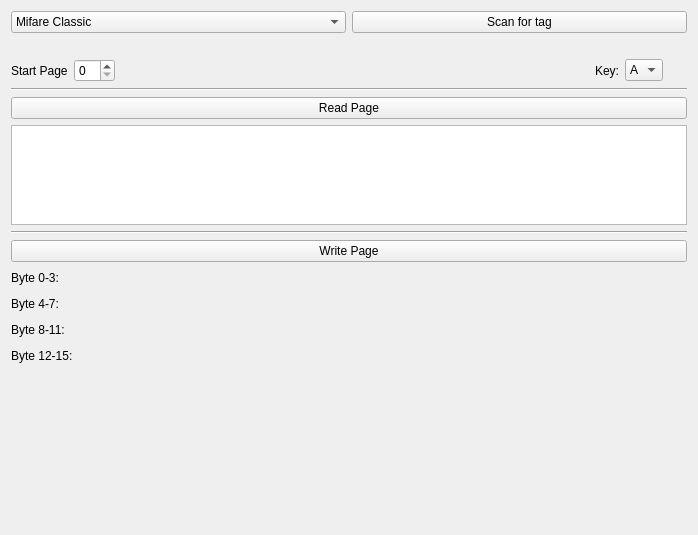
First picture: the form in src/brickv/plugin_system/plugins/nfc_rfid/ui/nfc_rfid.ui, repository Tinkerforge/brickv, before the edit.
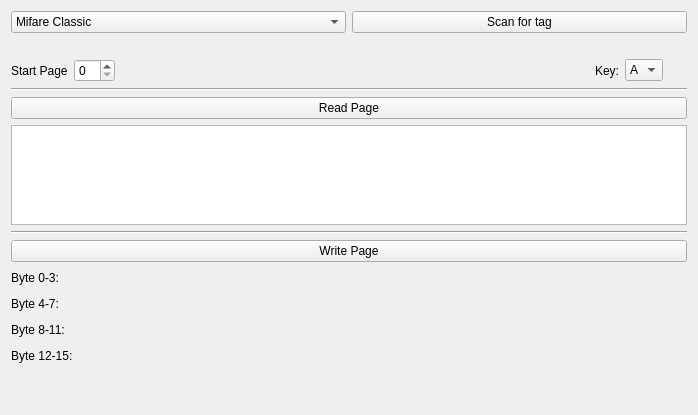
Second picture: the form after the edit.

Commit message: Set size hint height for bottom most spacer items to 0

The edit to the form file:
```diff
--- a/src/brickv/plugin_system/plugins/nfc_rfid/ui/nfc_rfid.ui
+++ b/src/brickv/plugin_system/plugins/nfc_rfid/ui/nfc_rfid.ui
@@ -7,7 +7,7 @@
     <x>0</x>
     <y>0</y>
     <width>698</width>
-    <height>535</height>
+    <height>415</height>
    </rect>
   </property>
   <property name="windowTitle">
@@ -280,7 +280,7 @@
      <property name="sizeHint" stdset="0">
       <size>
        <width>20</width>
-       <height>40</height>
+       <height>0</height>
       </size>
      </property>
     </spacer>
```
The commit also changes 16 other files.
